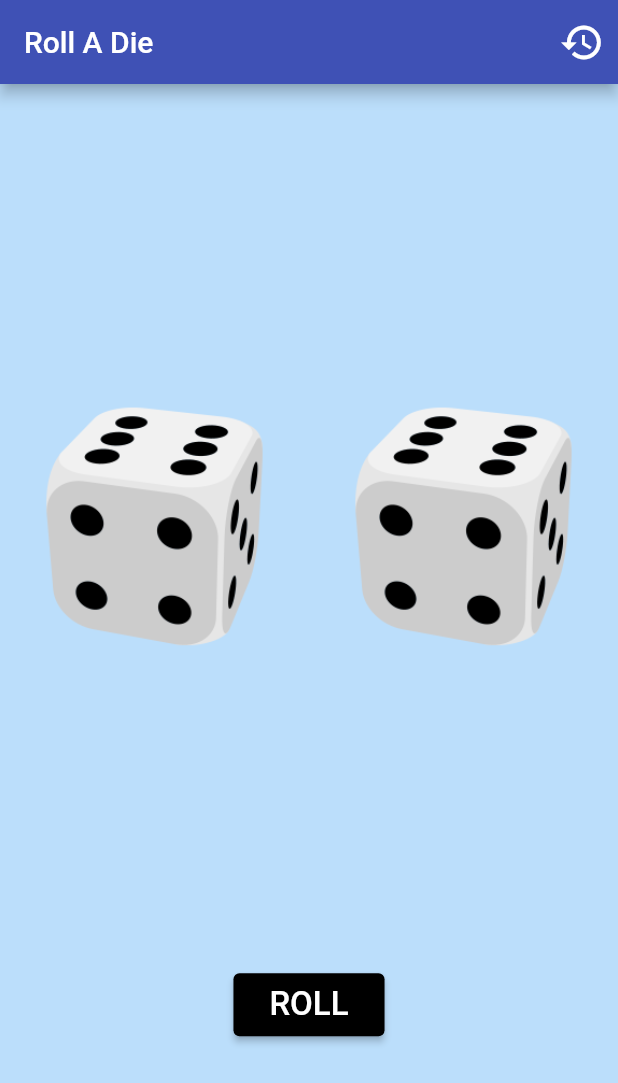
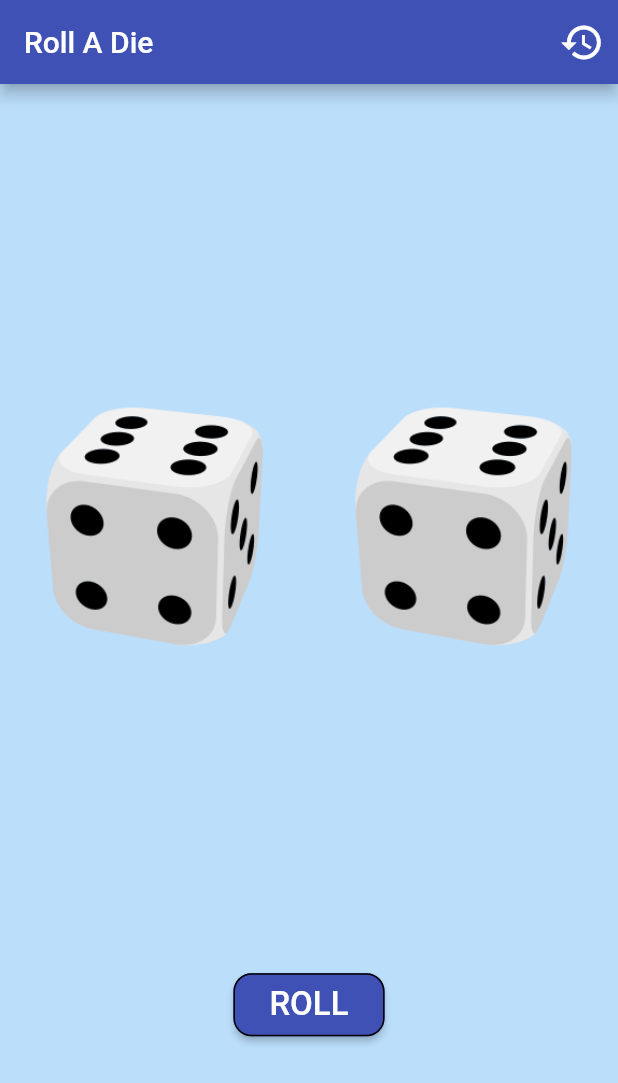
Before and after one commit to Hamza3620/DiceRoller, a Flutter app: the screen it shows after launch, on a phone screen of 412 x 824 dp. Shown: the top 1083 px of the screen. Run offline on Flutter 3.47's test engine with Material 2 defaults, Android fonts, the phone set to English and light mode, and no system bars; our stand-ins replace auto_route, bloc, equatable, flutter_bloc; missing offline and left inert: flutter_shake_animated.

Commit message:
minor adustments

```diff
--- a/lib/app.dart
+++ b/lib/app.dart
@@ -8,6 +8,7 @@ class DiceRollApp extends StatelessWidget {
   Widget build(BuildContext context) {
     return MaterialApp.router(
       title: 'Dice Roll App',
+      debugShowCheckedModeBanner: false,
       routerDelegate: _appRouter.delegate(),
       routeInformationParser: _appRouter.defaultRouteParser(),
       theme: ThemeData(
--- a/lib/dice/bloc/dice_bloc.dart
+++ b/lib/dice/bloc/dice_bloc.dart
@@ -11,7 +11,7 @@ class DiceBloc extends Bloc<DiceRollEvent, DiceRollState> {
   DiceBloc() : super(DiceRollIdle()) {
     on<DiceRollPressed>((event, emit) async {
       emit(DiceRollStart());
-      await Future.delayed(const Duration(seconds: 2));
+      await Future.delayed(const Duration(seconds: 1));
       var rng = Random();
       int num1 = rng.nextInt(6) + 1;
       int num2 = rng.nextInt(6) + 1;
--- a/lib/dice/ui/body.dart
+++ b/lib/dice/ui/body.dart
@@ -19,28 +19,7 @@ class Body extends StatelessWidget {
       child:
           Column(mainAxisAlignment: MainAxisAlignment.spaceEvenly, children: [
         BlocBuilder<DiceBloc, DiceRollState>(builder: (context, state) {
-          if (state is DiceRollIdle) {
-            return SizedBox(
-                height: MediaQuery.of(context).size.height * 0.4,
-                child: Row(
-                  children: [
-                    Flexible(
-                      flex: 1,
-                      child: Padding(
-                        padding: const EdgeInsets.all(8.0),
-                        child: Image.asset("assets/dice_images/0.png"),
-                      ),
-                    ),
-                    Flexible(
-                      flex: 1,
-                      child: Padding(
-                        padding: const EdgeInsets.all(8.0),
-                        child: Image.asset("assets/dice_images/0.png"),
-                      ),
-                    ),
-                  ],
-                ));
-          } else if (state is DiceRollStart) {
+          if (state is DiceRollStart || state is DiceRollIdle) {
             return SizedBox(
                 height: MediaQuery.of(context).size.height * 0.4,
                 child: Row(
@@ -50,7 +29,7 @@ class Body extends StatelessWidget {
                       child: ShakeWidget(
                         duration: const Duration(seconds: 2),
                         shakeConstant: ShakeHardConstant1(),
-                        autoPlay: true,
+                        autoPlay: state is DiceRollIdle ? false : true,
                         enableWebMouseHover: true,
                         child: Padding(
                           padding: const EdgeInsets.all(8.0),
@@ -63,7 +42,7 @@ class Body extends StatelessWidget {
                       child: ShakeWidget(
                         duration: const Duration(seconds: 2),
                         shakeConstant: ShakeHardConstant2(),
-                        autoPlay: true,
+                        autoPlay: state is DiceRollIdle ? false : true,
                         enableWebMouseHover: true,
                         child: Padding(
                           padding: const EdgeInsets.all(8.0),
--- a/lib/dice/ui/roll_button.dart
+++ b/lib/dice/ui/roll_button.dart
@@ -11,9 +11,11 @@ class RollButton extends StatelessWidget {
   @override
   Widget build(BuildContext context) {
     return ElevatedButton(
-        style: ElevatedButton.styleFrom(
-          primary: Colors.black,
-        ),
+        style: ButtonStyle(
+            shape: MaterialStateProperty.all<RoundedRectangleBorder>(
+                RoundedRectangleBorder(
+                    borderRadius: BorderRadius.circular(12.0),
+                    side: const BorderSide(color: Colors.black)))),
         onPressed: () {
           BlocProvider.of<DiceBloc>(context).add(DiceRollPressed());
         },
--- a/lib/history/ui/clear_history_button.dart
+++ b/lib/history/ui/reset_history_button.dart
@@ -3,8 +3,8 @@ import 'package:dice_roller/history/bloc/history_events.dart';
 import 'package:flutter/material.dart';
 import 'package:flutter_bloc/flutter_bloc.dart';
 
-class ClearHistoryButton extends StatelessWidget {
-  const ClearHistoryButton({
+class ResetHistoryButton extends StatelessWidget {
+  const ResetHistoryButton({
     Key? key,
   }) : super(key: key);
 
@@ -19,7 +19,7 @@ class ClearHistoryButton extends StatelessWidget {
         child: const Padding(
           padding: EdgeInsets.symmetric(vertical: 16.0),
           child: Text(
-            "CLEAR HISTORY",
+            "RESET HISTORY",
             style: TextStyle(fontSize: 16, fontWeight: FontWeight.bold),
           ),
         ),
```
Also changed, not shown: lib/history/ui/body.dart (+10 -6 lines).
